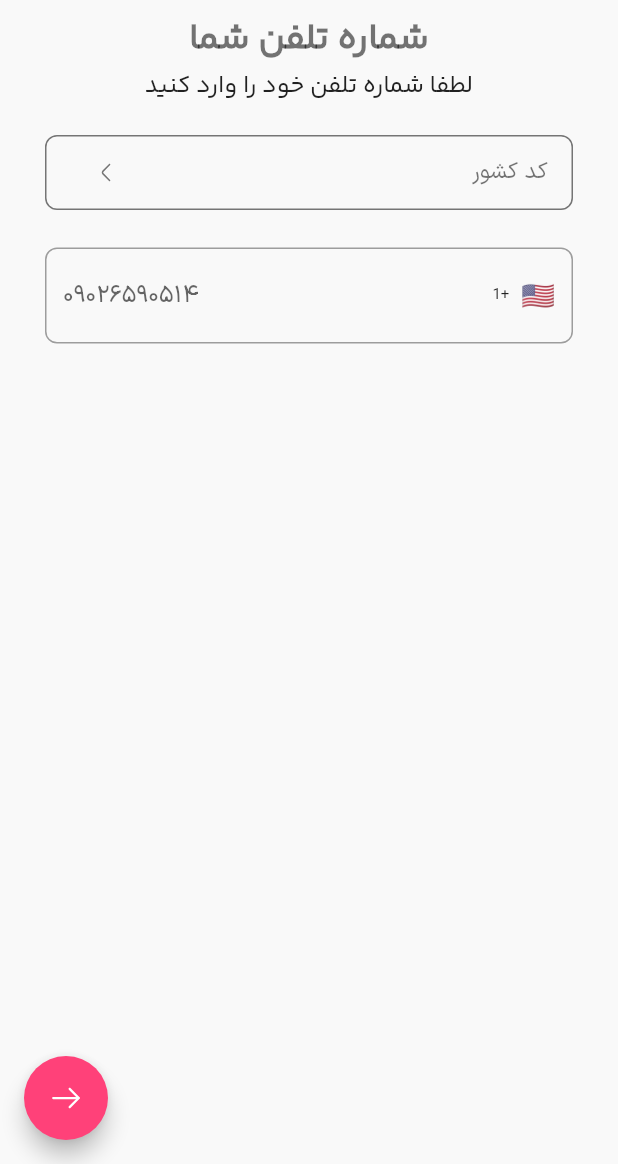
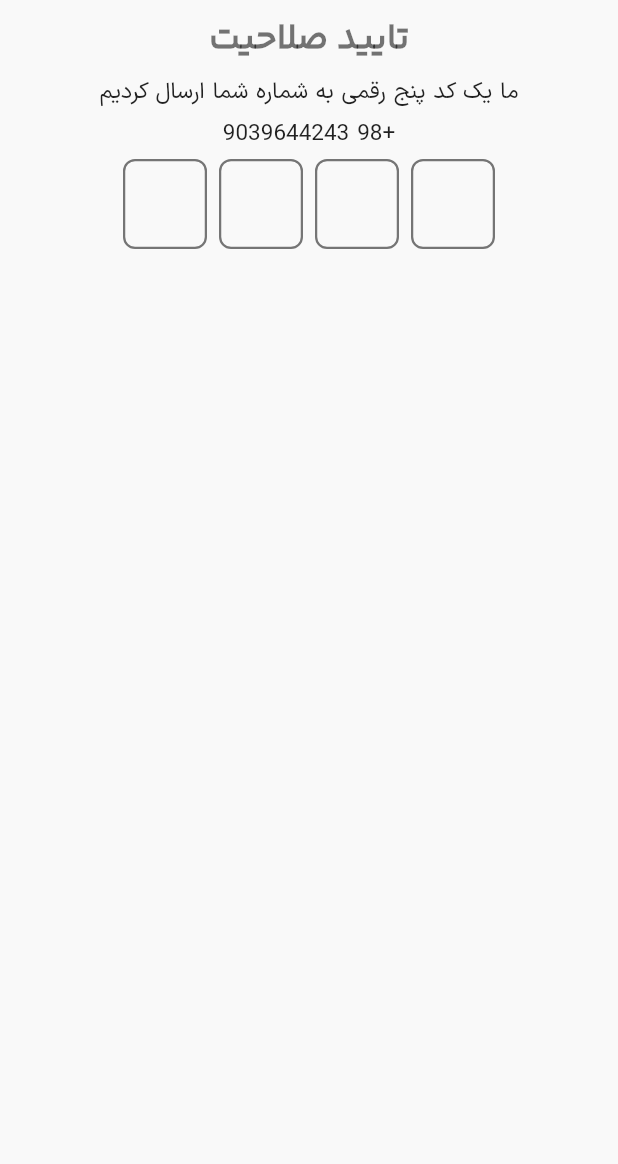
Before and after one commit to Abolfazl-MI/deltangi, a Flutter app: the screen it shows after launch, on a phone screen of 412 x 824 dp, the part 72-1236 px from its top. Run offline on Flutter 3.47's test engine with Material 2 defaults, Android fonts, the light colour scheme and no system bars; drawn by our look-alikes of intl_phone_field, pinput; our stand-ins replace flutter_svg, get, styled_text.

Commit message:
added verification screen

```diff
--- a/lib/controllers/language_controller.dart
+++ b/lib/controllers/language_controller.dart
@@ -13,6 +13,8 @@ class LanguageConstant {
   static const String countryCode = 'country_code';
   static const String examplePhoneNumber = 'example_phone_number';
   static const String invalidPhone = 'invalid_phone_number';
+  static const String verification = 'verification';
+  static const String weHaveSentCode = 'we_have_sent_code';
 }
 
 class Language extends Translations {
@@ -32,7 +34,9 @@ class Language extends Translations {
               'لطفا شماره تلفن خود را وارد کنید',
           LanguageConstant.countryCode: "کد کشور",
           LanguageConstant.examplePhoneNumber: '۰۹۰۲۶۵۹۰۵۱۴',
-          LanguageConstant.invalidPhone:'شماره تلفن وارد شده صحیح نمیباشد'
+          LanguageConstant.invalidPhone: 'شماره تلفن وارد شده صحیح نمیباشد',
+          LanguageConstant.verification: 'تایید صلاحیت',
+          LanguageConstant.weHaveSentCode:"ما یک کد پنج رقمی به شماره شما ارسال کردیم",
         },
         "en_US": {
           LanguageConstant.shareYourFelling:
@@ -47,7 +51,9 @@ class Language extends Translations {
               'Please Enter your phone number',
           LanguageConstant.countryCode: 'Country code',
           LanguageConstant.examplePhoneNumber: '0903964423246',
-          LanguageConstant.invalidPhone:'Invalid phone number'
+          LanguageConstant.invalidPhone: 'Invalid phone number',
+          LanguageConstant.verification: 'Verification',
+          LanguageConstant.weHaveSentCode:'We\'ve sent activision code to your phone'
         },
       };
 }
--- a/lib/main.dart
+++ b/lib/main.dart
@@ -32,7 +32,7 @@ class MyApp extends StatelessWidget {
       themeMode: ThemeMode.light,
       translations: Language(),
       getPages: AppRouter.pages,
-      initialRoute: AppRouteNames.phoneNumberScreen,
+      initialRoute: AppRouteNames.verifyCodeScreen,
       locale: Locale('fa', 'IR'),
       fallbackLocale: Locale('en', 'US'),
     );
--- a/lib/views/router/route_names.dart
+++ b/lib/views/router/route_names.dart
@@ -3,4 +3,5 @@ class AppRouteNames {
   static const String splashScreen = '/splashScreen';
   static const String homeScreen = '/';
   static const String phoneNumberScreen = '/phoneNumberScreen';
+  static const String verifyCodeScreen='/verifyScreen';
 }
--- a/lib/views/router/router.dart
+++ b/lib/views/router/router.dart
@@ -1,6 +1,7 @@
 import 'package:deltangi/views/router/route_names.dart';
 import 'package:deltangi/views/screens/introduction/intro_screen.dart';
 import 'package:deltangi/views/screens/phone_number_screen/phone_number_screen.dart';
+import 'package:deltangi/views/screens/verifycode/verify_cdoe_screen.dart';
 import 'package:get/get_navigation/get_navigation.dart';
 
 class AppRouter {
@@ -12,6 +13,8 @@ class AppRouter {
     GetPage(
       name: AppRouteNames.phoneNumberScreen,
       page: () => PhoneNumberScreen(),
-    )
+    ),
+    GetPage(
+        name: AppRouteNames.verifyCodeScreen, page: () => VerifyCodeScreen())
   ];
 }
--- /dev/null
+++ b/lib/views/screens/verifycode/verify_cdoe_screen.dart
@@ -0,0 +1,86 @@
+import 'package:deltangi/controllers/language_controller.dart';
+import 'package:deltangi/gen/assets.gen.dart';
+import 'package:deltangi/views/constants/my_colors.dart';
+import 'package:deltangi/views/widgets/icon_button_background.dart';
+import 'package:deltangi/views/widgets/pin_widget.dart';
+import 'package:flutter/material.dart';
+import 'package:get/get.dart';
+import 'package:pinput/pinput.dart';
+
+class VerifyCodeScreen extends StatefulWidget {
+  const VerifyCodeScreen({super.key});
+
+  @override
+  State<VerifyCodeScreen> createState() => _VerifyCodeScreenState();
+}
+
+class _VerifyCodeScreenState extends State<VerifyCodeScreen> {
+  bool get _isDarkMode => Get.isDarkMode;
+  TextEditingController pinController = TextEditingController();
+  @override
+  Widget build(BuildContext context) {
+    TextTheme textTheme = Theme.of(context).textTheme;
+    return Scaffold(
+      appBar: _appBar(),
+      body: Center(
+        child: Column(
+          // mainAxisAlignment: MainAxisAlignment.center,
+          children: [
+            Text(
+              LanguageConstant.verification.tr,
+              style: textTheme.headlineLarge,
+            ),
+            SizedBox(
+              height: 5,
+            ),
+            Text(
+              LanguageConstant.weHaveSentCode.tr,
+              style: textTheme.bodyMedium!.copyWith(fontSize: 15),
+            ),
+            SizedBox(
+              height: 5,
+            ),
+            // TODO_numr_2
+            Text(
+              '+98 9039644243',
+              style: textTheme.bodyMedium!.copyWith(fontSize: 15),
+            ),
+            SizedBox(
+              height: 5,
+            ),
+            PinCodeWidget(
+                pinController: pinController,
+                textTheme: textTheme,
+                isDarkMode: _isDarkMode)
+          ],
+        ),
+      ),
+    );
+  }
+
+  AppBar _appBar() {
+    return AppBar(
+      backgroundColor: Colors.transparent,
+      elevation: 0,
+      automaticallyImplyLeading: false,
+      actions: [
+        SizedBox(
+          width: 10,
+        ),
+        CircleIconButton(
+            iconPath: _isDarkMode
+                ? Assets.icons.sunOutline
+                : Assets.icons.moonoutline,
+            onTap: () {}),
+        SizedBox(width: 10),
+      ],
+      leading: Padding(
+        padding: const EdgeInsets.all(8.0),
+        child: CircleIconButton(
+          iconPath: Assets.icons.arrowLeft,
+          onTap: () {},
+        ),
+      ),
+    );
+  }
+}
--- /dev/null
+++ b/lib/views/widgets/pin_widget.dart
@@ -0,0 +1,69 @@
+
+import 'package:deltangi/views/constants/my_colors.dart';
+import 'package:flutter/material.dart';
+import 'package:pinput/pinput.dart';
+
+class PinCodeWidget extends StatelessWidget {
+  const PinCodeWidget({
+    super.key,
+    required this.pinController,
+    required this.textTheme,
+    required bool isDarkMode,
+  }) : _isDarkMode = isDarkMode;
+
+  final TextEditingController pinController;
+  final TextTheme textTheme;
+  final bool _isDarkMode;
+
+  @override
+  Widget build(BuildContext context) {
+    return Pinput(
+
+        // forceErrorState: true,
+        controller: pinController,
+        focusedPinTheme: PinTheme(
+          width: 56,
+          height: 60,
+          textStyle: textTheme.bodyMedium!
+              .copyWith(fontSize: 15, fontWeight: FontWeight.w600),
+          decoration: BoxDecoration(
+            border: Border.all(
+              width: 2,
+              color: _isDarkMode
+                  ? MyColors.kPrimaryDarkColor
+                  : MyColors.kPrimaryLight,
+            ),
+            // color: _defaultPinFillColor,
+            borderRadius: BorderRadius.all(Radius.circular(8)),
+          ),
+        ),
+        errorPinTheme: PinTheme(
+          width: 56,
+          height: 60,
+          textStyle: textTheme.bodyMedium!
+              .copyWith(fontSize: 15, fontWeight: FontWeight.w600),
+          decoration: BoxDecoration(
+            border: Border.all(
+              width: 2.2,
+              color: MyColors.kErrorColor,
+            ),
+            // color: _defaultPinFillColor,
+            borderRadius: BorderRadius.all(Radius.circular(8)),
+          ),
+        ),
+        defaultPinTheme: PinTheme(
+          width: 56,
+          height: 60,
+          textStyle: textTheme.bodyMedium!
+              .copyWith(fontSize: 15, fontWeight: FontWeight.w600),
+          decoration: BoxDecoration(
+            border: Border.all(
+              width: 1.5,
+              color: MyColors.kTextCaptionLight,
+            ),
+            // color: _defaultPinFillColor,
+            borderRadius: BorderRadius.all(Radius.circular(8)),
+          ),
+        ));
+  }
+}
--- a/pubspec.yaml
+++ b/pubspec.yaml
@@ -40,6 +40,7 @@ dependencies:
   iconsax: ^0.0.8
   styled_text: ^8.1.0
   intl_phone_field: ^3.2.0
+  pinput: ^2.3.0
 
 
 
```
Also changed, not shown: pubspec.lock, 5 other files.
